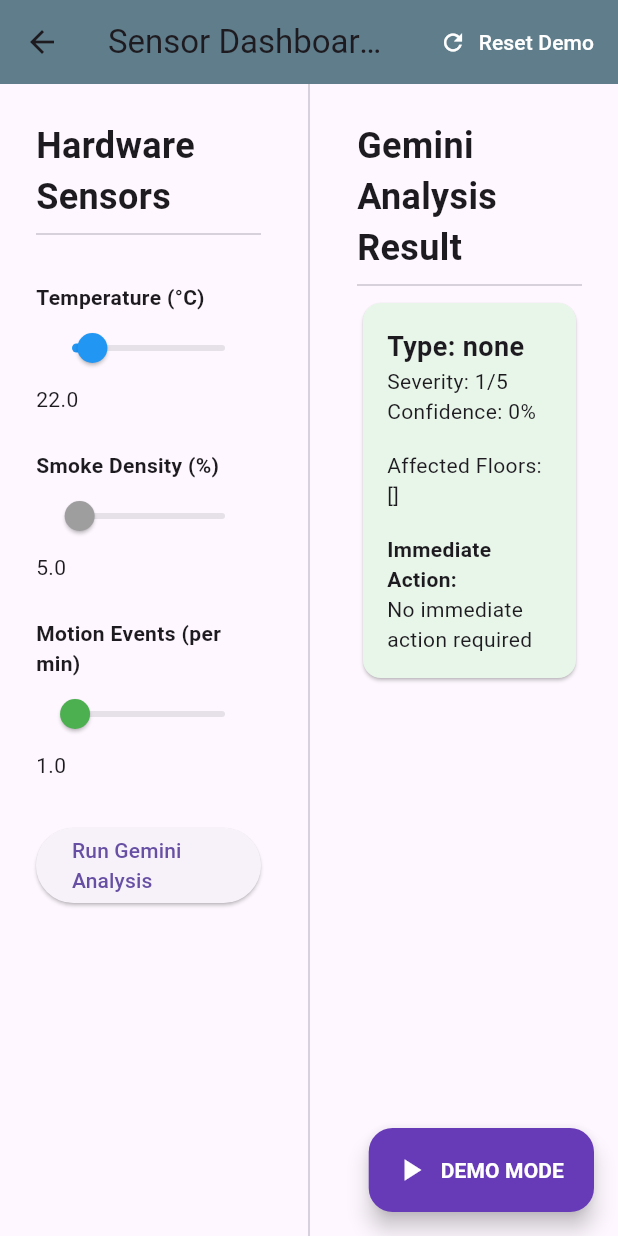
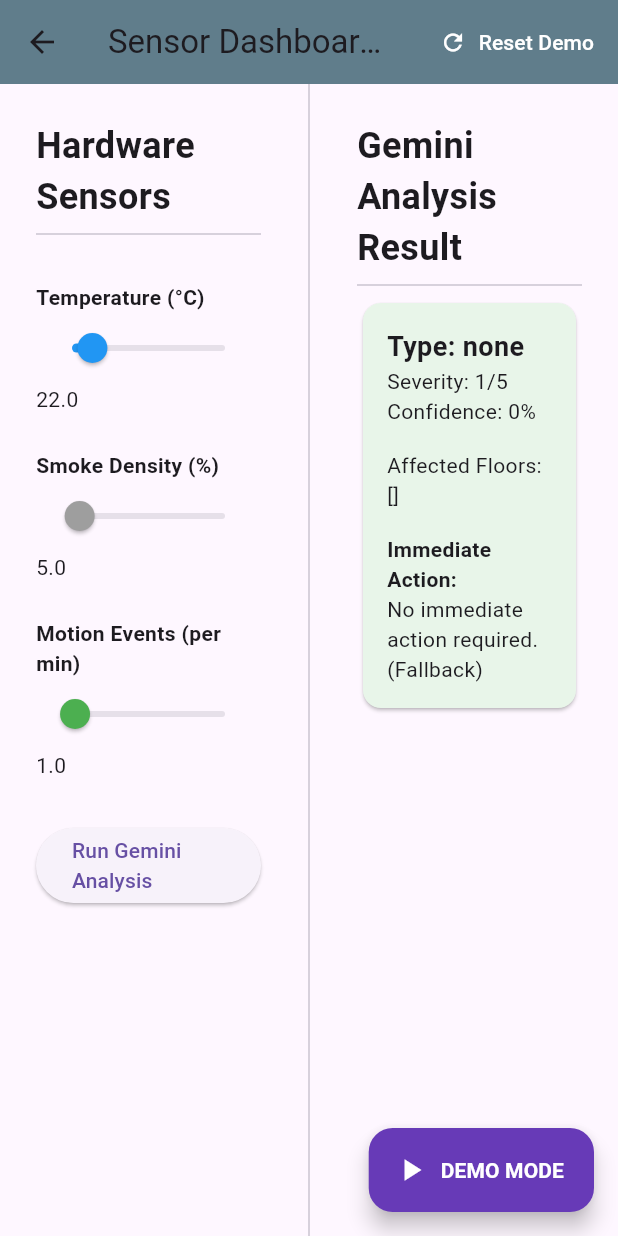
Before and after one commit to Gupta-4388/CrisisSync, a Flutter app: the AdminSensorScreen screen opened directly, after a tap on "Run Gemini Analysis", on a phone screen of 412 x 824 dp. Run offline on Flutter 3.47's test engine with Material 3 defaults, Android fonts, the phone set to English and light mode, and no system bars; our stand-ins replace cloud_firestore, firebase_auth, firebase_core, firebase_database, flutter_tts, google_generative_ai; accounts and stored records are empty; network calls fail.

Commit message:
fix: dynamic Gemini analysis + admin sensor improvements

````diff
--- a/lib/screens/admin_sensor_screen.dart
+++ b/lib/screens/admin_sensor_screen.dart
@@ -15,7 +15,7 @@
   final FirebaseService _firebaseService = FirebaseService();
 
   double _temperature = 22.0;
-  double _smokeLevel = 5.0;
+  double _smokeDensity = 5.0;
   double _motionEvents = 1.0;
 
   bool _isAnalyzing = false;
@@ -26,19 +26,30 @@
   Future<void> _analyzeData() async {
     setState(() => _isAnalyzing = true);
 
-    final data = {
-      'temperature': _temperature,
-      'smokeLevel': _smokeLevel,
-      'motionEvents': _motionEvents,
-    };
+    final double temperature = _temperature;
+    final double smokeDensity = _smokeDensity;
+    final double motionEvents = _motionEvents;
 
-    final result = await _geminiService.analyzeIncident(data);
+    print("Temp: $temperature, Smoke: $smokeDensity, Motion: $motionEvents");
+    print("Calling Gemini API now...");
 
-    if (mounted) {
-      setState(() {
-        _isAnalyzing = false;
-        _analysisResult = result;
-      });
+    try {
+      final result = await _geminiService.analyze(temperature, smokeDensity, motionEvents);
+
+      if (mounted) {
+        print("Updating UI with new result");
+        setState(() {
+          _isAnalyzing = false;
+          _analysisResult = result;
+        });
+      }
+    } catch (e) {
+      if (mounted) {
+        setState(() {
+          _isAnalyzing = false;
+        });
+        ScaffoldMessenger.of(context).showSnackBar(SnackBar(content: Text('Error: $e')));
+      }
     }
   }
 
@@ -85,7 +96,7 @@
     setState(() {
       _demoStep = 'Step 2: Simulating high fire risk (Temp 82°C, Smoke 68%)...';
       _temperature = 82.0;
-      _smokeLevel = 68.0;
+      _smokeDensity = 68.0;
       _motionEvents = 9.0;
     });
     print(_demoStep);
@@ -133,7 +144,7 @@
     await FirebaseDatabase.instance.ref('incidents').remove();
     setState(() {
       _temperature = 22.0;
-      _smokeLevel = 5.0;
+      _smokeDensity = 5.0;
       _motionEvents = 1.0;
       _analysisResult = null;
     });
@@ -193,13 +204,13 @@
 
                   const Text('Smoke Density (%)', style: TextStyle(fontWeight: FontWeight.bold)),
                   Slider(
-                    value: _smokeLevel,
+                    value: _smokeDensity,
                     min: 0,
                     max: 100,
-                    activeColor: _smokeLevel > 30 ? Colors.red : Colors.grey,
-                    onChanged: (val) => setState(() => _smokeLevel = val),
+                    activeColor: _smokeDensity > 30 ? Colors.red : Colors.grey,
+                    onChanged: (val) => setState(() => _smokeDensity = val),
                   ),
-                  Text(_smokeLevel.toStringAsFixed(1)),
+                  Text(_smokeDensity.toStringAsFixed(1)),
                   const SizedBox(height: 24),
 
                   const Text('Motion Events (per min)', style: TextStyle(fontWeight: FontWeight.bold)),
--- a/lib/services/gemini_service.dart
+++ b/lib/services/gemini_service.dart
@@ -253,24 +253,41 @@
     }
   }
 
-  Future<Map<String, dynamic>> analyzeIncident(Map<String, dynamic> sensorData) async {
-    if (GEMINI_API_KEY.isEmpty) {
-      return {
+  Future<Map<String, dynamic>> analyze(double temperature, double smokeDensity, double motionEvents) async {
+    String sensorText = "Temperature: $temperature, Smoke: $smokeDensity, Motion: $motionEvents";
+
+    print("Received values → Temp: $temperature, Smoke: $smokeDensity, Motion: $motionEvents");
+
+    // Temporary fallback logic
+    Map<String, dynamic> fallbackResponse;
+    if (temperature > 70 && smokeDensity > 60) {
+      fallbackResponse = {
+        "incident_detected": true,
+        "incident_type": "fire",
+        "severity": 5,
+        "affected_floors": [1, 2, 3],
+        "confidence": 0.95,
+        "immediate_action": "Evacuate building immediately. (Fallback)",
+      };
+    } else if (motionEvents > 40) {
+      fallbackResponse = {
+        "incident_detected": true,
+        "incident_type": "intrusion",
+        "severity": 3,
+        "affected_floors": [1],
+        "confidence": 0.85,
+        "immediate_action": "Alert security immediately. (Fallback)",
+      };
+    } else {
+      fallbackResponse = {
         "incident_detected": false,
         "incident_type": "none",
         "severity": 1,
         "affected_floors": [],
         "confidence": 0.0,
-        "immediate_action": "No immediate action required"
+        "immediate_action": "No immediate action required. (Fallback)",
       };
     }
-
-    String sensorText = '''
-SENSOR READINGS:
-- Temperature: ${sensorData['temperature'] ?? 'N/A'}°C
-- Smoke Level: ${sensorData['smokeLevel'] ?? 'N/A'}%
-- Motion Alerts: ${sensorData['motionAlerts'] ?? sensorData['motionCount'] ?? 0}
-''';
 
     try {
       final model = GenerativeModel(
@@ -283,19 +300,21 @@
       final response = await model.generateContent(content);
 
       String responseText = response.text ?? '{}';
+      print("----- AFTER API CALL -----");
+      print('Response received from Gemini:\n$responseText');
+
       responseText = responseText.replaceAll(RegExp(r'```(?:json)?'), '').trim();
 
-      return jsonDecode(responseText) as Map<String, dynamic>;
+      final parsed = jsonDecode(responseText) as Map<String, dynamic>;
+      if (parsed.isEmpty) {
+        print("Gemini response empty, using fallback");
+        return fallbackResponse;
+      }
+      return parsed;
     } catch (e) {
       print("Gemini API Error (Analyze): $e");
-      return {
-        "incident_detected": false,
-        "incident_type": "none",
-        "severity": 1,
-        "affected_floors": [],
-        "confidence": 0.0,
-        "immediate_action": "No immediate action required"
-      };
+      print("Using fallback logic -> Temp: $temperature, Smoke: $smokeDensity, Motion: $motionEvents");
+      return fallbackResponse;
     }
   }
 }
````
